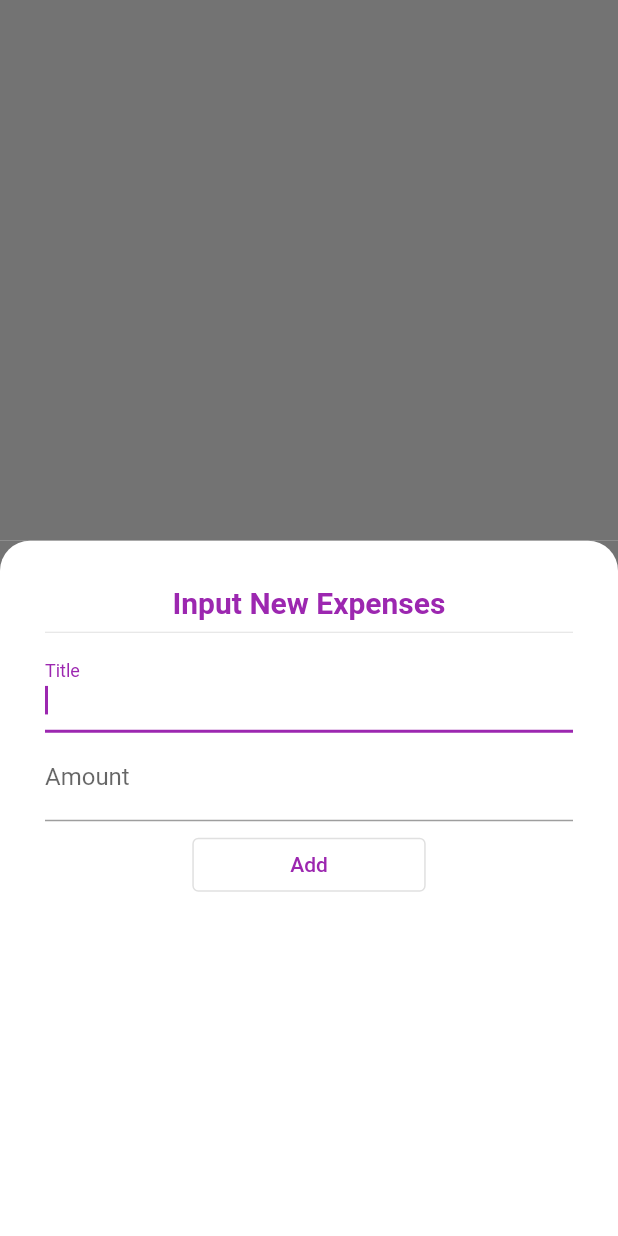
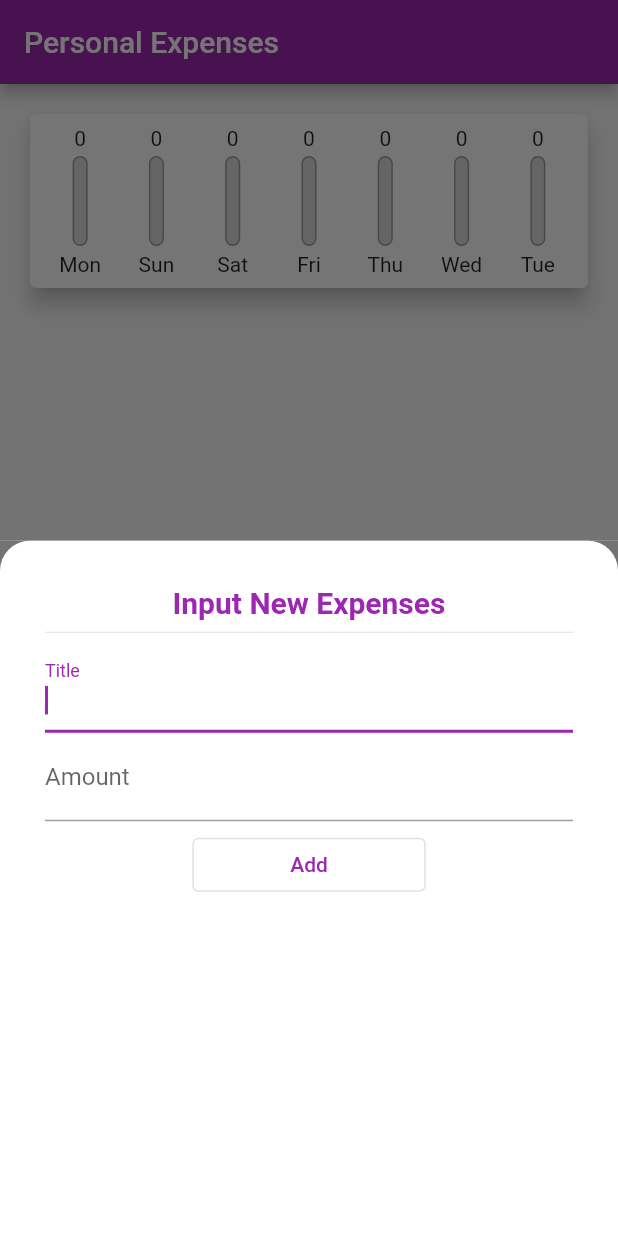
Before and after one commit to adebayoAdesina/Flutter_Personal_Expenses_App, a Flutter app: the screen it shows after launch, after a tap on the "add" icon, on a phone screen of 412 x 824 dp. Run offline on Flutter 3.47's test engine with Material 2 defaults, Android fonts, the phone set to English and light mode, and no system bars.

Commit message:
chart bar added and no transaction image.

```diff
--- a/lib/Provider/appdata.dart
+++ b/lib/Provider/appdata.dart
@@ -19,6 +19,13 @@ class AppData extends ChangeNotifier {
     notifyListeners();
   }
 
+  List<Transaction> get recentTransactions {
+    return _transaction.where((element) {
+      return element.date!
+          .isAfter(DateTime.now().subtract(const Duration(days: 7)));
+    }).toList();
+  }
+
   UnmodifiableListView<Transaction> get transaction =>
       UnmodifiableListView(_transaction);
 }
--- a/lib/Screen/home_screen.dart
+++ b/lib/Screen/home_screen.dart
@@ -1,6 +1,7 @@
 import 'package:flutter/material.dart';
 import 'package:personal_expenses/Provider/appdata.dart';
 import 'package:personal_expenses/Util/color.dart';
+import 'package:personal_expenses/Widget/chart.dart';
 import 'package:provider/provider.dart';
 
 import '../Widget/list_of_transaction.dart';
@@ -37,13 +38,22 @@ class _HomeScreenState extends State<HomeScreen> {
     return ChangeNotifierProvider(
       create: ((context) => AppData()),
       builder: (context, child) => Scaffold(
+        appBar: AppBar(
+          title: const Text('Personal Expenses'),
+        ),
         body: SafeArea(
           child: Column(
             children: [
-              Container(
-                height: 400,
-              ),
-              const ListOfTransaction()
+              Chart(
+                  recentTransactions:
+                      context.watch<AppData>().recentTransactions),
+              context.watch<AppData>().transaction == []
+                  ? const Center(
+                      child: Image(
+                          image: AssetImage(
+                              'assets/image/ic-congratulations.png')),
+                    )
+                  : const ListOfTransaction()
             ],
           ),
         ),
--- /dev/null
+++ b/lib/Widget/chart.dart
@@ -0,0 +1,53 @@
+import 'package:flutter/material.dart';
+import 'package:intl/intl.dart';
+import 'package:personal_expenses/Model/transaction_model.dart';
+import 'package:personal_expenses/Widget/chart_bar.dart';
+
+class Chart extends StatelessWidget {
+  final List<Transaction> recentTransactions;
+  const Chart({Key? key, required this.recentTransactions}) : super(key: key);
+
+  List<Map<String, Object>> get groupedTransaction {
+    return List.generate(7, (index) {
+      final weekDay = DateTime.now().subtract(Duration(days: index));
+      double totalSum = 0.0;
+
+      for (var i = 0; i < recentTransactions.length; i++) {
+        if (recentTransactions[i].date!.day == weekDay.day &&
+            recentTransactions[i].date!.month == weekDay.month &&
+            recentTransactions[i].date!.year == weekDay.year) {
+          totalSum += recentTransactions[i].amount!;
+        }
+      }
+
+      return {'day': DateFormat.E().format(weekDay), 'amount': totalSum};
+    });
+  }
+
+  double get totalSpending {
+    return groupedTransaction.fold(0.0,
+        (previousValue, element) => previousValue + (element['amount'] as num));
+  }
+
+  @override
+  Widget build(BuildContext context) {
+    return Card(
+      elevation: 6.0,
+      margin: const EdgeInsets.all(20.0),
+      child: Padding(
+        padding: const EdgeInsets.all(8.0),
+        child: Row(
+            mainAxisAlignment: MainAxisAlignment.spaceAround,
+            children: groupedTransaction
+                .map((e) => ChartBar(
+                      label: e['day'].toString(),
+                      spendAmount: e['amount'] as double,
+                      spentTotal: totalSpending == 0
+                          ? 0
+                          : (e['amount'] as double) / totalSpending,
+                    ))
+                .toList()),
+      ),
+    );
+  }
+}
--- /dev/null
+++ b/lib/Widget/chart_bar.dart
@@ -0,0 +1,67 @@
+import 'package:flutter/material.dart';
+
+class ChartBar extends StatelessWidget {
+  final String label;
+  final double spendAmount;
+  final double spentTotal;
+  const ChartBar(
+      {Key? key,
+      required this.label,
+      required this.spendAmount,
+      required this.spentTotal})
+      : super(key: key);
+
+  @override
+  Widget build(BuildContext context) {
+    return Flexible(
+      fit: FlexFit.tight,
+      child: Column(
+        children: [
+          FittedBox(
+            child: Text(
+              spendAmount.toStringAsFixed(0),
+            ),
+          ),
+          const SizedBox(
+            height: 4.0,
+          ),
+          SizedBox(
+            height: 60,
+            width: 10,
+            child: Stack(
+              children: [
+                Container(
+                  decoration: BoxDecoration(
+                    color: const Color.fromRGBO(
+                      220,
+                      220,
+                      220,
+                      1,
+                    ),
+                    border: Border.all(
+                      color: Colors.grey,
+                      width: 1.0,
+                    ),
+                    borderRadius: BorderRadius.circular(20),
+                  ),
+                ),
+                FractionallySizedBox(
+                  heightFactor: spentTotal,
+                  child: Container(
+                    decoration: BoxDecoration(
+                        color: Theme.of(context).primaryColor,
+                        borderRadius: BorderRadius.circular(10)),
+                  ),
+                )
+              ],
+            ),
+          ),
+          const SizedBox(
+            height: 4.0,
+          ),
+          Text(label)
+        ],
+      ),
+    );
+  }
+}
--- a/lib/Widget/list_of_transaction.dart
+++ b/lib/Widget/list_of_transaction.dart
@@ -11,20 +11,17 @@ class ListOfTransaction extends StatelessWidget {
 
   @override
   Widget build(BuildContext context) {
-    return SingleChildScrollView(
-        physics: const ScrollPhysics(),
-        child: Column(
-          children: context
-              .watch<AppData>()
-              .transaction
-              .map(
-                (e) => TransactionCard(
-                  text: e.title!,
-                  price: e.amount!.toStringAsFixed(2),
-                  date: e.date!,
-                ),
-              )
-              .toList(),
-        ),);
+    return ListView.builder(
+      shrinkWrap: true,
+      itemCount: context.watch<AppData>().transaction.length,
+      itemBuilder: ((context, index) {
+        final e = context.watch<AppData>().transaction[index];
+        return TransactionCard(
+          text: e.title!,
+          price: e.amount!.toStringAsFixed(2),
+          date: e.date!,
+        );
+      }),
+    );
   }
 }
--- a/pubspec.yaml
+++ b/pubspec.yaml
@@ -61,9 +61,8 @@ flutter:
   uses-material-design: true
 
   # To add assets to your application, add an assets section, like this:
-  # assets:
-  #   - images/a_dot_burr.jpeg
-  #   - images/a_dot_ham.jpeg
+  assets:
+    - assets/image/
 
   # An image asset can refer to one or more resolution-specific "variants", see
   # https://flutter.dev/assets-and-images/#resolution-aware.
```
Also changed, not shown: assets/image/ic-congratulations.png (added).
